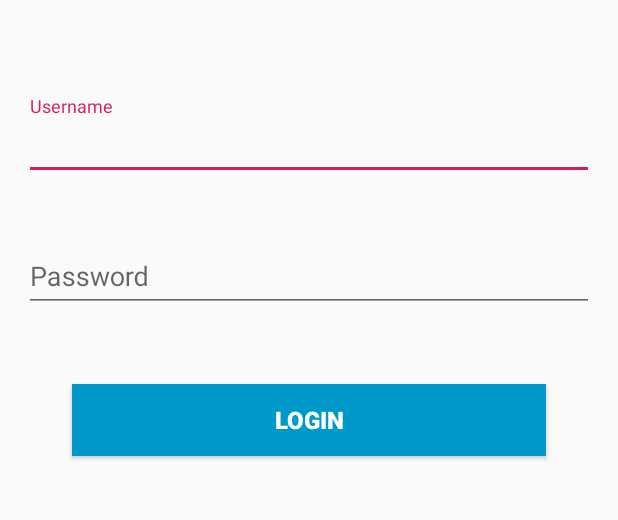
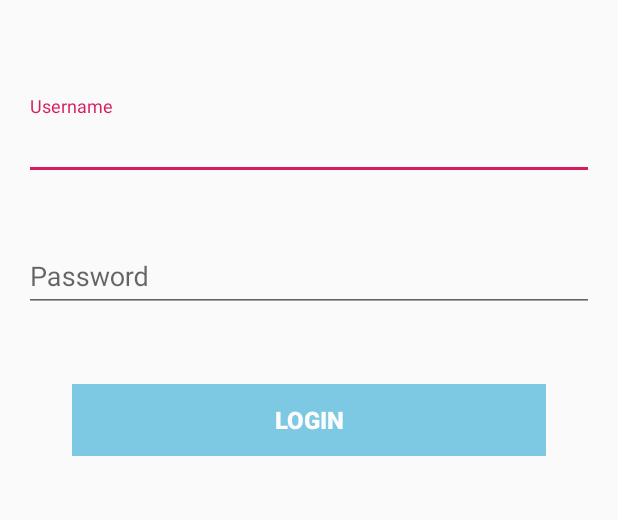
Before and after one commit to openMF/ppi-vision, an Android app: the screen it shows after launch (LoginActivity), on a phone screen of 412 x 824 dp, the part 339-859 px from its top. Run offline under Robolectric (Android 15) with nearby library versions, the phone set to English and light mode, and no system bars; our stand-ins replace data binding; libraries missing offline, so code that uses them is left out: khttp.post.

Commit message:
Changed responsiveness of Login button based on emptiness of field

```diff
--- a/visionppi/app/src/main/java/org/mifos/visionppi/ui/login/LoginActivity.kt
+++ b/visionppi/app/src/main/java/org/mifos/visionppi/ui/login/LoginActivity.kt
@@ -8,6 +8,9 @@ import androidx.databinding.DataBindingUtil
 import org.mifos.visionppi.R
 import org.mifos.visionppi.databinding.ActivityLoginBinding
 import android.os.StrictMode
+import android.text.Editable
+import android.text.TextWatcher
+import kotlinx.android.synthetic.main.activity_login.*
 import org.mifos.visionppi.ui.home.MainActivity
 
 
@@ -31,6 +34,52 @@ class LoginActivity: AppCompatActivity(), LoginMVPView {
         }
 
         binding = DataBindingUtil.setContentView(this, R.layout.activity_login)
+
+        binding.etUsername.addTextChangedListener(object : TextWatcher{
+            override fun afterTextChanged(p0: Editable?) {
+
+            }
+
+            override fun beforeTextChanged(p0: CharSequence?, p1: Int, p2: Int, p3: Int) {
+            }
+
+            override fun onTextChanged(p0: CharSequence?, p1: Int, p2: Int, p3: Int) {
+                if(et_password.text.toString().isNotEmpty() && et_username.text.toString().isNotEmpty()) {
+                    login_btn.alpha = 1.0F
+                    login_btn.isEnabled = true
+                }
+                else{
+                    login_btn.alpha = 0.5F
+                    login_btn.isEnabled = false
+                }
+            }
+
+        })
+
+        binding.etPassword.addTextChangedListener(object : TextWatcher{
+            override fun afterTextChanged(p0: Editable?) {
+
+            }
+
+            override fun beforeTextChanged(p0: CharSequence?, p1: Int, p2: Int, p3: Int) {
+
+            }
+
+            override fun onTextChanged(p0: CharSequence?, p1: Int, p2: Int, p3: Int) {
+                if(et_password.text.toString().isNotEmpty() && et_username.text.toString().isNotEmpty()) {
+                    login_btn.alpha = 1.0F
+                    login_btn.isEnabled = true
+                }
+                else{
+                    login_btn.alpha = 0.5F
+                    login_btn.isEnabled = false
+                }
+            }
+
+        })
+        binding.loginBtn.alpha = 0.5F
+        binding.loginBtn.isEnabled = false
+
         binding.loginBtn.setOnClickListener {
             login()
         }
--- a/visionppi/app/src/main/res/layout/activity_login.xml
+++ b/visionppi/app/src/main/res/layout/activity_login.xml
@@ -77,19 +77,22 @@
                 </com.google.android.material.textfield.TextInputLayout>
 
             </com.google.android.material.textfield.TextInputLayout>
+
             <Button
-                    android:text="@string/login_btn_text"
+                    android:id="@+id/login_btn"
+                    style="@style/Button"
                     android:layout_width="match_parent"
                     android:layout_height="wrap_content"
-                    android:id="@+id/login_btn"
+                    android:layout_marginLeft="@dimen/text_input_spacing"
                     android:layout_marginTop="@dimen/ll_margin"
+                    android:layout_marginRight="@dimen/text_input_spacing"
+                    android:alpha="0.5"
+                    android:enabled="false"
+                    android:paddingStart="@dimen/text_input_spacing"
                     android:paddingLeft="@dimen/text_input_spacing"
+                    android:paddingEnd="@dimen/text_input_spacing"
                     android:paddingRight="@dimen/text_input_spacing"
-                    android:paddingStart="@dimen/text_input_spacing"
-                    android:paddingEnd="@dimen/text_input_spacing"
-                    android:layout_marginLeft="@dimen/text_input_spacing"
-                    android:layout_marginRight="@dimen/text_input_spacing"
-                    style="@style/Button"/>
+                    android:text="@string/login_btn_text" />
         </LinearLayout>
     </LinearLayout>
 </layout>
```
